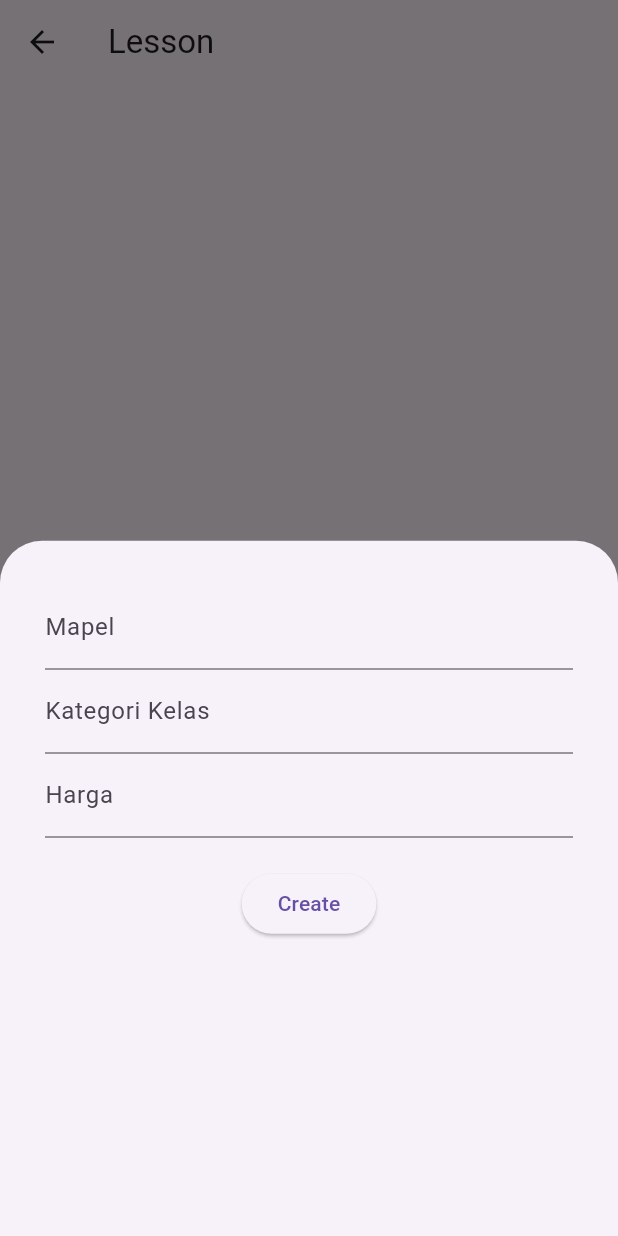
After one commit to Oyyanv/knowledge, a Flutter app: the LessonPage screen opened directly, after a tap on the "add" icon, on a phone screen of 412 x 824 dp. The commit adds this screen. Run offline on Flutter 3.47's test engine with Material 3 defaults, Android fonts, the light colour scheme and no system bars; our stand-ins replace smooth_page_indicator, sqflite; accounts and stored records are empty.

Commit message:
70% progress

```diff
--- /dev/null
+++ b/lib/db_helper.dart
@@ -0,0 +1,84 @@
+import 'package:sqflite/sqflite.dart';
+import 'package:path/path.dart';
+
+class DBHelper {
+  static final DBHelper _instance = DBHelper._internal();
+  factory DBHelper() => _instance;
+
+  DBHelper._internal();
+
+  static Database? _database;
+
+  Future<Database> get database async {
+    if (_database != null) return _database!;
+    _database = await _initDB();
+    return _database!;
+  }
+
+  Future<Database> _initDB() async {
+    String path = join(await getDatabasesPath(), 'crud.db');
+    return await openDatabase(
+      path,
+      version: 2,
+      onCreate: (db, version) async {
+        await db.execute(
+          "CREATE TABLE mapel(id INTEGER PRIMARY KEY AUTOINCREMENT, mapel TEXT, kategorikelas TEXT, harga TEXT)",
+        );
+        await db.execute(
+          "CREATE TABLE guru(id INTEGER PRIMARY KEY AUTOINCREMENT, nama TEXT, email TEXT, gender TEXT, kemampuanmapel TEXT)",
+        );
+      },
+      onUpgrade: (db, oldVersion, newVersion) async {
+        if (oldVersion < 2) {
+          await db.execute(
+            "CREATE TABLE guru(id INTEGER PRIMARY KEY AUTOINCREMENT, nama TEXT, email TEXT, gender TEXT, kemampuanmapel TEXT)",
+          );
+        }
+      },
+    );
+  }
+
+  // CRUD methods for `mapel` table
+  Future<int> insertMapel(Map<String, dynamic> row) async {
+    Database db = await database;
+    return await db.insert('mapel', row);
+  }
+
+  Future<List<Map<String, dynamic>>> queryAllMapel() async {
+    Database db = await database;
+    return await db.query('mapel');
+  }
+
+  Future<int> updateMapel(Map<String, dynamic> row) async {
+    Database db = await database;
+    int id = row['id'];
+    return await db.update('mapel', row, where: 'id = ?', whereArgs: [id]);
+  }
+
+  Future<int> deleteMapel(int id) async {
+    Database db = await database;
+    return await db.delete('mapel', where: 'id = ?', whereArgs: [id]);
+  }
+
+  // CRUD methods for `guru` table
+  Future<int> insertGuru(Map<String, dynamic> row) async {
+    Database db = await database;
+    return await db.insert('guru', row);
+  }
+
+  Future<List<Map<String, dynamic>>> queryAllGuru() async {
+    Database db = await database;
+    return await db.query('guru');
+  }
+
+  Future<int> updateGuru(Map<String, dynamic> row) async {
+    Database db = await database;
+    int id = row['id'];
+    return await db.update('guru', row, where: 'id = ?', whereArgs: [id]);
+  }
+
+  Future<int> deleteGuru(int id) async {
+    Database db = await database;
+    return await db.delete('guru', where: 'id = ?', whereArgs: [id]);
+  }
+}
--- /dev/null
+++ b/lib/screens/dashboard/lesson_page.dart
@@ -0,0 +1,171 @@
+import 'package:flutter/material.dart';
+import 'package:knowledge/db_helper.dart';
+
+class LessonPage extends StatefulWidget {
+  const LessonPage({super.key});
+
+  @override
+  State<LessonPage> createState() => _LessonPageState();
+}
+
+class _LessonPageState extends State<LessonPage> {
+  final DBHelper dbHelper = DBHelper();
+  final _formKey = GlobalKey<FormState>();
+  final _mapelController = TextEditingController();
+  final _kategorikelasController = TextEditingController();
+  final _hargaController = TextEditingController();
+
+  List<Map<String, dynamic>> _mapel = [];
+
+  @override
+
+  void initState() {
+    super.initState();
+    _refreshMapel();
+  }
+
+  void _refreshMapel() async {
+    final data = await dbHelper.queryAllMapel();
+    setState(() {
+      _mapel = data;
+    });
+  }
+
+  void _showForm(int? id) {
+    if (id != null) {
+      final existingMapel = _mapel.firstWhere((element) => element['id'] == id);
+      _mapelController.text = existingMapel['mapel'];
+      _kategorikelasController.text = existingMapel['kategorikelas'];
+      _hargaController.text = existingMapel['harga'];
+    }else{
+      _mapelController.clear();
+      _kategorikelasController.clear();
+      _hargaController.clear();
+    }
+
+    showModalBottomSheet(
+      context: context,
+      elevation: 10,
+      builder: (_) => Padding(
+        padding: const EdgeInsets.all(30.0),
+        child: Form(
+          key: _formKey,
+          child: Column(
+
+            mainAxisSize: MainAxisSize.max,
+            children: [
+              TextFormField(
+                controller: _mapelController,
+                decoration: const InputDecoration(labelText:'Mapel'),
+                validator: (value) {
+                  if (value == null || value.isEmpty) {
+                    return 'Masukkan mapel';
+                  }
+                  return null;
+                },
+              ),
+              TextFormField(
+                controller: _kategorikelasController,
+                decoration: const InputDecoration(labelText:'Kategori Kelas'),
+                validator: (value) {
+                  if (value == null || value.isEmpty) {
+                    return 'Masukkan kategori kelas';
+                  }
+                  return null;
+                },
+              ),
+              TextFormField(
+                controller: _hargaController,
+                decoration: const InputDecoration(labelText:'Harga'),
+                validator: (value) {
+                  if (value == null || value.isEmpty) {
+                    return 'Masukkan harga';
+                  }
+                  return null;
+                },
+              ),
+              const SizedBox(height: 20),
+              ElevatedButton(
+                child: Text(id == null ? 'Create' : 'Update'),
+                onPressed: (){
+                  if (_formKey.currentState!.validate()) {
+                    if (id == null){
+                      _addMapel();
+                    }else{
+                      _updateMapel(id);
+                    }
+                    Navigator.of(context).pop();
+                  }
+                },
+              )
+            ],
+          ),
+        ),
+      ));
+    }
+
+    Future<void> _addMapel() async {
+      await dbHelper.insertMapel({
+        'mapel':_mapelController.text,
+        'kategorikelas':_kategorikelasController.text,
+        'harga':_hargaController.text,
+      });
+      _refreshMapel();
+    }
+
+    Future<void> _updateMapel(int id) async {
+      await dbHelper.updateMapel({
+        'id':id,
+        'mapel':_mapelController.text,
+        'kategorikelas':_kategorikelasController.text,
+        'harga':_hargaController.text,
+      });
+      _refreshMapel();
+    }
+
+    void _deleteMapel(int id) async {
+      await dbHelper.deleteMapel(id);
+      // ignore: use_build_context_synchronously
+      ScaffoldMessenger.of(context)
+      .showSnackBar(const SnackBar(content: Text('Mapel deleted')));
+      _refreshMapel();
+    }
+
+    @override
+    Widget build(BuildContext context) {
+      return Scaffold(
+        appBar: AppBar(
+          title: const Text('Lesson'),
+        ),
+        body: ListView.builder(
+          itemCount: _mapel.length,
+          itemBuilder: (context, index) => Card(
+            margin: const EdgeInsets.all(15),
+            child: ListTile(
+              title: Text(_mapel[index]['mapel']),
+              subtitle: Text(_mapel[index]['harga']),
+              trailing: SizedBox(
+                width: 100,
+                child: Row(
+                  children: [
+                    IconButton(
+                      icon: const Icon(Icons.edit),
+                      onPressed: () => _showForm(_mapel[index]['id']),
+                    ),
+                    IconButton(
+                      icon: const Icon(Icons.delete),
+                      onPressed: () => _deleteMapel(_mapel[index]['id']),
+                    ),
+                  ],
+                ),
+              ),
+            ),
+          ),
+        ),
+        floatingActionButton: FloatingActionButton(
+          child: const Icon(Icons.add),
+          onPressed: () => _showForm(null),
+        ),
+      );
+    }
+}
```
Also changed, not shown: lib/screens/dashboard/home_page.dart (added, +15 -0 lines), lib/screens/dashboard/notification_page.dart (added, +15 -0 lines), lib/screens/dashboard/profile_page.dart (added, +15 -0 lines), lib/screens/detailpage.dart (deleted, +0 -44 lines), lib/screens/form_pengajuan.dart (deleted, +0 -185 lines), lib/screens/home.dart (+12 -19 lines), lib/screens/item_cards.dart (deleted, +0 -42 lines), lib/screens/login/login_page.dart (+11 -1 lines).
